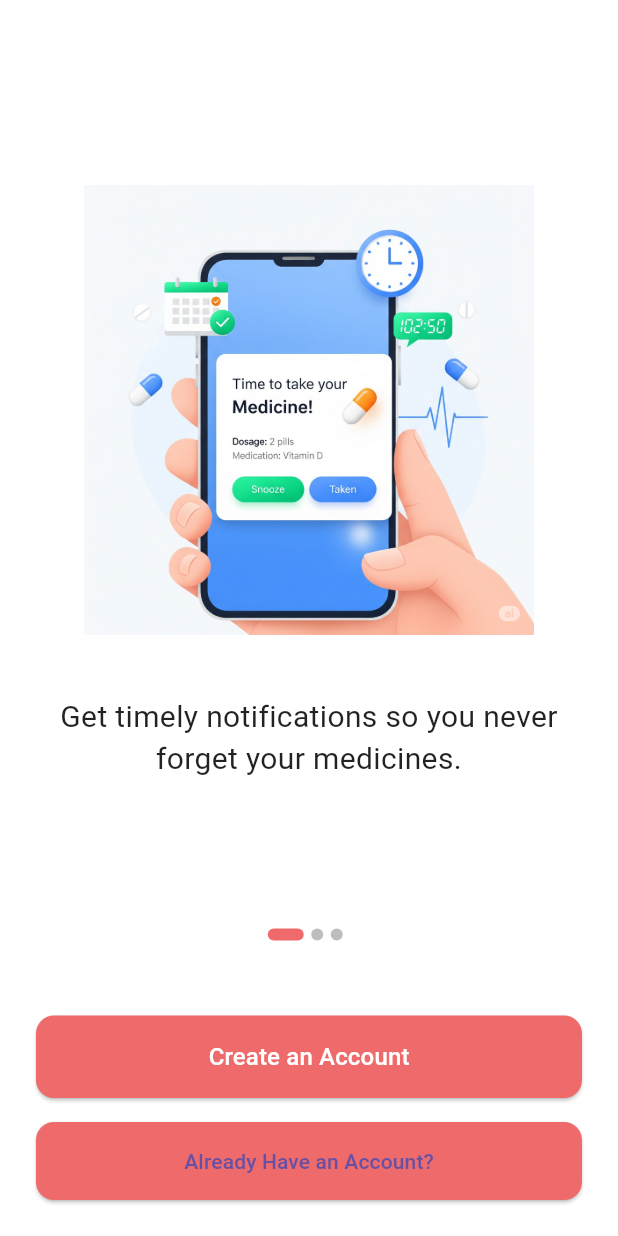
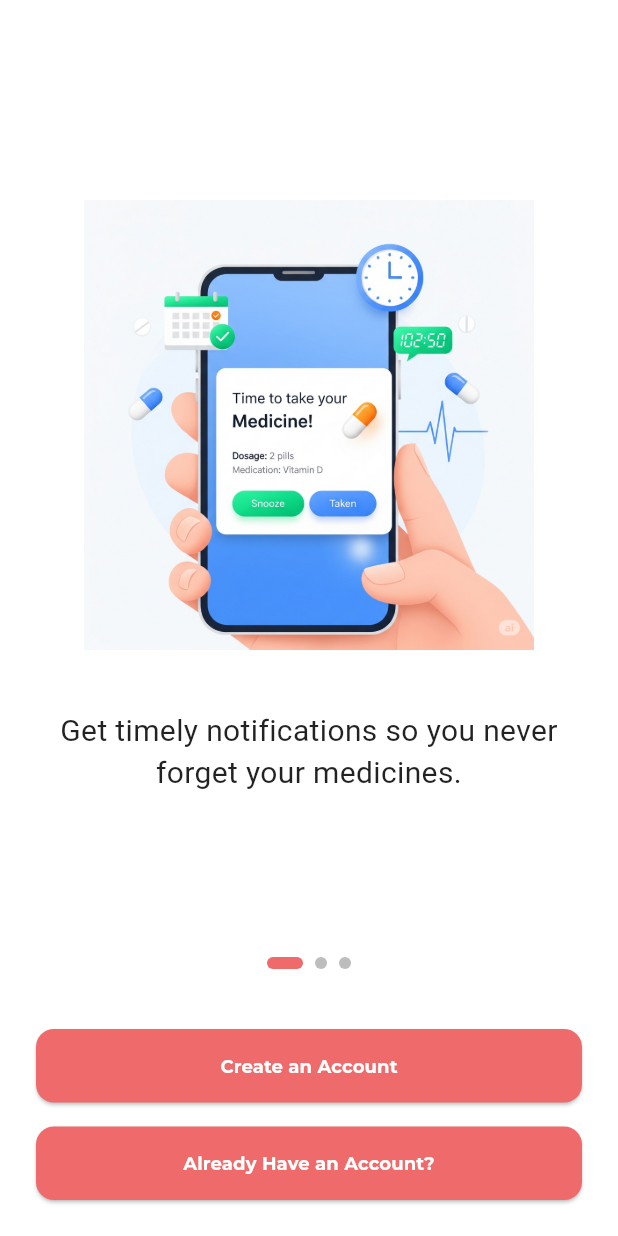
Before and after one commit to Kalariya-krish/Medicine-Reminder-App, a Flutter app: the screen it shows after launch, on a phone screen of 412 x 824 dp. Run offline on Flutter 3.47's test engine with Material 3 defaults, Android fonts, the light colour scheme and no system bars; our stand-ins replace google_fonts; Roboto replaces fonts that are missing (Itim).

Commit message:
Onbording Screen

```diff
--- /dev/null
+++ b/lib/models/onboarding_item.dart
@@ -0,0 +1,9 @@
+class OnboardingItem {
+  final String imagePath;
+  final String title;
+
+  OnboardingItem({
+    required this.imagePath,
+    required this.title,
+  });
+}
--- a/lib/screens/onboarding_screen.dart
+++ b/lib/screens/onboarding_screen.dart
@@ -1,14 +1,9 @@
 import 'package:flutter/material.dart';
 import 'package:google_fonts/google_fonts.dart';
+import '../models/onboarding_item.dart';
+import '../widgets/onboarding_page.dart';
 import 'package:medicine_reminder_system/screens/login_screen.dart';
 import 'package:medicine_reminder_system/screens/register_screen.dart';
-
-class OnboardingItem {
-  final String imagePath;
-  final String title;
-
-  OnboardingItem({required this.imagePath, required this.title});
-}
 
 class OnboardingScreen extends StatefulWidget {
   const OnboardingScreen({super.key});
@@ -18,115 +13,87 @@ class OnboardingScreen extends StatefulWidget {
 }
 
 class _OnboardingScreenState extends State<OnboardingScreen> {
-  final PageController _pageController = PageController();
+  final PageController _controller = PageController();
   int _currentPage = 0;
 
-  final List<OnboardingItem> _onboardingData = [
+  final List<OnboardingItem> pages = [
     OnboardingItem(
-      imagePath: 'assets/images/onboarding1.png',
-      title: 'Get timely notifications so you never forget your medicines.',
+      imagePath: "assets/images/onboarding1.png",
+      title: "Get timely notifications so you never forget your medicines.",
     ),
     OnboardingItem(
-      imagePath: 'assets/images/onboarding2.png',
-      title:
-          'Log your vitals like BP, sugar, and temperature with easy-to-read graphs.',
+      imagePath: "assets/images/onboarding2.png",
+      title: "Log your vitals like BP, sugar, and temperature with graphs.",
     ),
     OnboardingItem(
-      imagePath: 'assets/images/onboarding3.png',
-      title:
-          'View your medicine schedule, history, and store emergency contacts in one place.',
+      imagePath: "assets/images/onboarding3.png",
+      title: "View your schedule, history, and store emergency contacts.",
     ),
   ];
 
   @override
-  void dispose() {
-    _pageController.dispose();
-    super.dispose();
-  }
-
-  @override
   Widget build(BuildContext context) {
     return Scaffold(
-      backgroundColor: Colors.white,
       body: SafeArea(
         child: Padding(
-          padding: const EdgeInsets.all(24.0),
+          padding: const EdgeInsets.all(24),
           child: Column(
             children: [
+              // PageView
               Expanded(
                 child: PageView.builder(
-                  controller: _pageController,
-                  itemCount: _onboardingData.length,
-                  onPageChanged: (int page) {
-                    setState(() {
-                      _currentPage = page;
-                    });
-                  },
-                  itemBuilder: (context, index) {
-                    return OnboardingPage(item: _onboardingData[index]);
-                  },
+                  controller: _controller,
+                  itemCount: pages.length,
+                  onPageChanged: (i) => setState(() => _currentPage = i),
+                  itemBuilder: (_, i) => OnboardingPage(item: pages[i]),
                 ),
               ),
 
-              // Section 2: Page Indicator Dots
+              // Dots indicator (clickable)
               Row(
                 mainAxisAlignment: MainAxisAlignment.center,
                 children: List.generate(
-                  _onboardingData.length,
-                  (index) => buildDot(index: index),
+                  pages.length,
+                  (i) => GestureDetector(
+                    onTap: () {
+                      _controller.animateToPage(
+                        i,
+                        duration: const Duration(milliseconds: 400),
+                        curve: Curves.easeInOut,
+                      );
+                    },
+                    child: AnimatedContainer(
+                      duration: const Duration(milliseconds: 300),
+                      margin: const EdgeInsets.symmetric(horizontal: 4),
+                      height: 8,
+                      width: _currentPage == i ? 24 : 8,
+                      decoration: BoxDecoration(
+                        color: _currentPage == i
+                            ? const Color(0xFFEF6A6A)
+                            : Colors.grey.shade400,
+                        borderRadius: BorderRadius.circular(5),
+                      ),
+                    ),
+                  ),
                 ),
               ),
 
-              const SizedBox(height: 50),
+              const SizedBox(height: 40),
 
-              SizedBox(
-                width: double.infinity,
-                child: ElevatedButton(
-                  onPressed: () {
-                    Navigator.push(
-                      context,
-                      MaterialPageRoute(
-                          builder: (context) => const RegisterScreen()),
-                    );
-                  },
-                  style: ElevatedButton.styleFrom(
-                    backgroundColor: const Color(0xFFEF6A6A),
-                    padding: const EdgeInsets.symmetric(vertical: 16),
-                    shape: RoundedRectangleBorder(
-                      borderRadius: BorderRadius.circular(12),
-                    ),
-                  ),
-                  child: const Text(
-                    'Create an Account',
-                    style: TextStyle(fontSize: 16, color: Colors.white),
-                  ),
+              // Buttons
+              buildButton(
+                text: "Create an Account",
+                onPressed: () => Navigator.push(
+                  context,
+                  MaterialPageRoute(builder: (_) => const RegisterScreen()),
                 ),
               ),
               const SizedBox(height: 16),
-              SizedBox(
-                width: double.infinity,
-                child: ElevatedButton(
-                  onPressed: () {
-                    Navigator.push(
-                      context,
-                      MaterialPageRoute(
-                          builder: (context) => const LoginScreen()),
-                    );
-                  },
-                  style: ElevatedButton.styleFrom(
-                    backgroundColor: const Color(0xFFEF6A6A),
-                    padding: const EdgeInsets.symmetric(vertical: 16),
-                    shape: RoundedRectangleBorder(
-                      borderRadius: BorderRadius.circular(12),
-                    ),
-                  ),
-                  child: Text(
-                    'Already Have an Account?',
-                    style: GoogleFonts.(
-                      color : Colors.white,
-
-                    ),
-                  ),
+              buildButton(
+                text: "Already Have an Account?",
+                onPressed: () => Navigator.push(
+                  context,
+                  MaterialPageRoute(builder: (_) => const LoginScreen()),
                 ),
               ),
             ],
@@ -136,45 +103,28 @@ class _OnboardingScreenState extends State<OnboardingScreen> {
     );
   }
 
-  // Helper widget to build the dot indicator
-  Widget buildDot({required int index}) {
-    return AnimatedContainer(
-      duration: const Duration(milliseconds: 300),
-      margin: const EdgeInsets.only(right: 5),
-      height: 8,
-      width: _currentPage == index ? 24 : 8,
-      decoration: BoxDecoration(
-        color: _currentPage == index
-            ? const Color(0xFFEF6A6A)
-            : Colors.grey.shade400,
-        borderRadius: BorderRadius.circular(5),
+  // Reusable button
+  Widget buildButton({required String text, required VoidCallback onPressed}) {
+    return SizedBox(
+      width: double.infinity,
+      child: ElevatedButton(
+        style: ElevatedButton.styleFrom(
+          backgroundColor: const Color(0xFFEF6A6A),
+          padding: const EdgeInsets.symmetric(vertical: 16),
+          shape: RoundedRectangleBorder(
+            borderRadius: BorderRadius.circular(12),
+          ),
+        ),
+        onPressed: onPressed,
+        child: Text(
+          text,
+          style: GoogleFonts.montserrat(
+            color: Colors.white,
+            fontWeight: FontWeight.bold,
+            fontSize: 12,
+          ),
+        ),
       ),
     );
   }
 }
-
-// Helper widget for the content of each page in the PageView
-class OnboardingPage extends StatelessWidget {
-  final OnboardingItem item;
-  const OnboardingPage({super.key, required this.item});
-
-  @override
-  Widget build(BuildContext context) {
-    return Column(
-      mainAxisAlignment: MainAxisAlignment.center,
-      children: [
-        Image.asset(item.imagePath, height: 300),
-        const SizedBox(height: 40),
-        Text(
-          item.title,
-          textAlign: TextAlign.center,
-          style: GoogleFonts.itim(
-            fontSize: 20,
-            color: Colors.black87,
-            height: 1.4, // Line spacing
-          ),
-        ),
-      ],
-    );
-  }
-}
--- /dev/null
+++ b/lib/widgets/onboarding_page.dart
@@ -0,0 +1,28 @@
+import 'package:flutter/material.dart';
+import 'package:google_fonts/google_fonts.dart';
+import '../models/onboarding_item.dart';
+
+class OnboardingPage extends StatelessWidget {
+  final OnboardingItem item;
+  const OnboardingPage({super.key, required this.item});
+
+  @override
+  Widget build(BuildContext context) {
+    return Column(
+      mainAxisAlignment: MainAxisAlignment.center,
+      children: [
+        Image.asset(item.imagePath, height: 300),
+        const SizedBox(height: 40),
+        Text(
+          item.title,
+          textAlign: TextAlign.center,
+          style: GoogleFonts.itim(
+            fontSize: 20,
+            color: Colors.black87,
+            height: 1.4,
+          ),
+        ),
+      ],
+    );
+  }
+}
```
